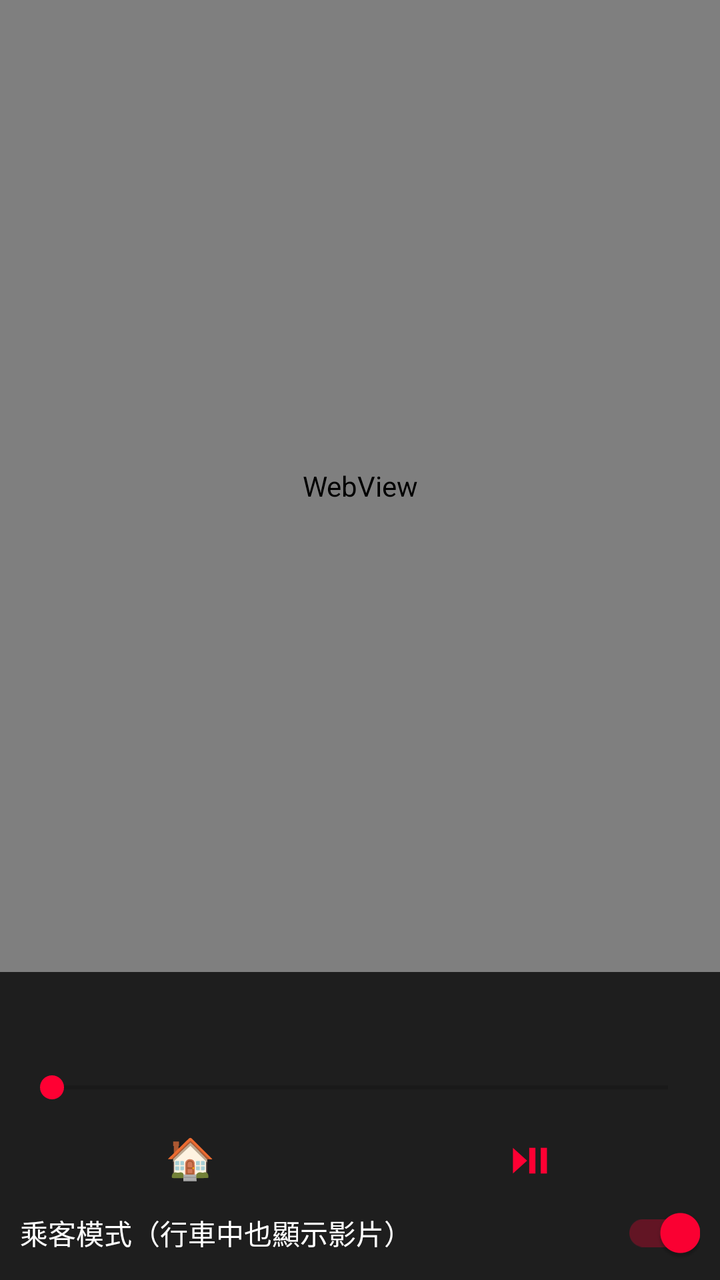
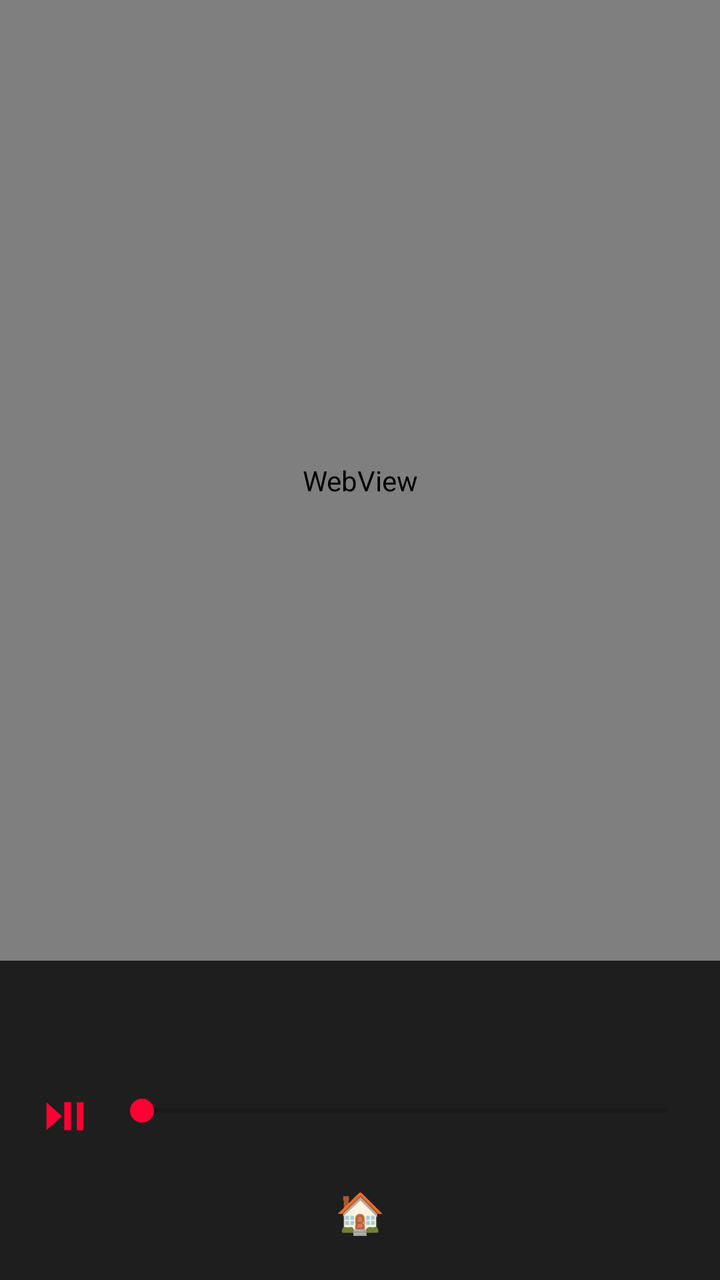

Screens rendered from an Android XML layout before and after an edit, with the pre-edit source and the edit as a unified diff.
<!-- AndroidManifest.xml: application theme Theme.YtCar -->
<!-- res/layout/activity_main.xml -->
<?xml version="1.0" encoding="utf-8"?>
<LinearLayout xmlns:android="http://schemas.android.com/apk/res/android"
    android:layout_width="match_parent"
    android:layout_height="match_parent"
    android:fitsSystemWindows="true"
    android:orientation="vertical">

    <WebView
        android:id="@+id/web"
        android:layout_width="match_parent"
        android:layout_height="0dp"
        android:layout_weight="1" />

    <LinearLayout
        android:layout_width="match_parent"
        android:layout_height="wrap_content"
        android:background="@color/panel"
        android:orientation="vertical"
        android:padding="10dp">

        <TextView
            android:id="@+id/status"
            android:layout_width="match_parent"
            android:layout_height="wrap_content"
            android:textColor="#BBBBBB"
            android:textSize="12sp" />

        <TextView
            android:id="@+id/title"
            android:layout_width="match_parent"
            android:layout_height="wrap_content"
            android:ellipsize="end"
            android:maxLines="1"
            android:paddingTop="2dp"
            android:textColor="#FFFFFF"
            android:textSize="15sp"
            android:textStyle="bold" />

        <LinearLayout
            android:layout_width="match_parent"
            android:layout_height="wrap_content"
            android:gravity="center_vertical"
            android:orientation="horizontal">

            <SeekBar
                android:id="@+id/seek"
                android:layout_width="0dp"
                android:layout_height="wrap_content"
                android:layout_weight="1" />

            <TextView
                android:id="@+id/time"
                android:layout_width="wrap_content"
                android:layout_height="wrap_content"
                android:textColor="#BBBBBB"
                android:textSize="12sp" />
        </LinearLayout>

        <LinearLayout
            android:layout_width="match_parent"
            android:layout_height="wrap_content"
            android:orientation="horizontal">

            <Button android:id="@+id/btnHome" style="?android:attr/buttonBarButtonStyle"
                android:layout_width="0dp" android:layout_height="wrap_content" android:layout_weight="1"
                android:text="🏠" android:textSize="20sp" />
            <Button android:id="@+id/btnPlay" style="?android:attr/buttonBarButtonStyle"
                android:layout_width="0dp" android:layout_height="wrap_content" android:layout_weight="1"
                android:text="⏯" android:textSize="22sp" />
        </LinearLayout>

        <androidx.appcompat.widget.SwitchCompat
            android:id="@+id/swPassenger"
            android:layout_width="match_parent"
            android:layout_height="wrap_content"
            android:checked="true"
            android:text="乘客模式（行車中也顯示影片）"
            android:textColor="#FFFFFF" />
    </LinearLayout>
</LinearLayout>
<!-- resources referenced by this layout -->
<resources>
  <color name="panel">#1E1E1E</color>
  <style name="Theme.YtCar" parent="Theme.AppCompat.DayNight.NoActionBar">
          <item name="colorPrimary">#FF0033</item>
          <item name="colorAccent">#FF0033</item>
      </style>
</resources>

<!-- the commit's change to res/layout/activity_main.xml (unified diff, before → after) -->
@@ -42,6 +42,10 @@
             android:gravity="center_vertical"
             android:orientation="horizontal">
 
+            <Button android:id="@+id/btnPlay" style="?android:attr/buttonBarButtonStyle"
+                android:layout_width="wrap_content" android:layout_height="wrap_content"
+                android:minWidth="0dp" android:text="⏯" android:textSize="24sp" />
+
             <SeekBar
                 android:id="@+id/seek"
                 android:layout_width="0dp"
@@ -64,17 +68,7 @@
             <Button android:id="@+id/btnHome" style="?android:attr/buttonBarButtonStyle"
                 android:layout_width="0dp" android:layout_height="wrap_content" android:layout_weight="1"
                 android:text="🏠" android:textSize="20sp" />
-            <Button android:id="@+id/btnPlay" style="?android:attr/buttonBarButtonStyle"
-                android:layout_width="0dp" android:layout_height="wrap_content" android:layout_weight="1"
-                android:text="⏯" android:textSize="22sp" />
         </LinearLayout>
 
-        <androidx.appcompat.widget.SwitchCompat
-            android:id="@+id/swPassenger"
-            android:layout_width="match_parent"
-            android:layout_height="wrap_content"
-            android:checked="true"
-            android:text="乘客模式（行車中也顯示影片）"
-            android:textColor="#FFFFFF" />
     </LinearLayout>
 </LinearLayout>
